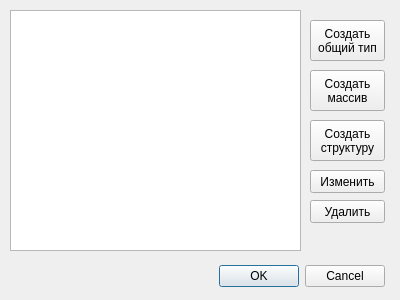
Old version of the form RC/qdatatypedialog.ui in the repository graf-abolmasov/PGraph.
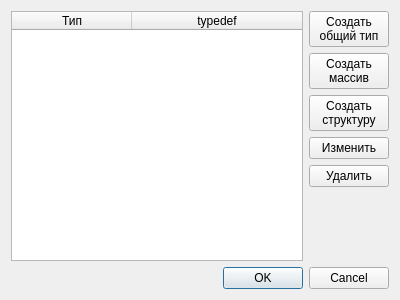
New version of the form. Icons and pictures are not drawn.

Commit message:
! Важное изменение алгоритма создания актора на основе базового модуля. ! Изменена структура БД: добавлено поле nev в таблицу databaz. Добавлены скрипты автоматического заполнения БД. ! Отредактированы все формы с использованием layouts везде, где необходимо.
* Исправлена ошибка при создании редактора массива.

The edit to the form file:
```diff
--- a/RC/qdatatypedialog.ui
+++ b/RC/qdatatypedialog.ui
@@ -18,8 +18,8 @@
   </property>
   <property name="maximumSize">
    <size>
-    <width>400</width>
-    <height>300</height>
+    <width>800</width>
+    <height>600</height>
    </size>
   </property>
   <property name="windowTitle">
@@ -29,31 +29,11 @@
    <iconset resource="resources.qrc">
     <normaloff>:/images/G.png</normaloff>:/images/G.png</iconset>
   </property>
-  <widget class="QDialogButtonBox" name="buttonBox">
-   <property name="geometry">
-    <rect>
-     <x>44</x>
-     <y>260</y>
-     <width>341</width>
-     <height>32</height>
-    </rect>
-   </property>
-   <property name="orientation">
-    <enum>Qt::Horizontal</enum>
-   </property>
-   <property name="standardButtons">
-    <set>QDialogButtonBox::Cancel|QDialogButtonBox::Ok</set>
-   </property>
-  </widget>
+  <layout class="QVBoxLayout" name="verticalLayout_2">
+   <item>
+    <layout class="QHBoxLayout" name="horizontalLayout">
+     <item>
   <widget class="QTableWidget" name="tableWidget">
-   <property name="geometry">
-    <rect>
-     <x>10</x>
-     <y>10</y>
-     <width>291</width>
-     <height>241</height>
-    </rect>
-   </property>
    <property name="focusPolicy">
     <enum>Qt::ClickFocus</enum>
    </property>
@@ -94,14 +74,17 @@
     <bool>false</bool>
    </property>
    <attribute name="horizontalHeaderVisible">
-    <bool>false</bool>
+        <bool>true</bool>
    </attribute>
    <attribute name="horizontalHeaderDefaultSectionSize">
-    <number>110</number>
+        <number>120</number>
    </attribute>
    <attribute name="horizontalHeaderHighlightSections">
     <bool>false</bool>
    </attribute>
+       <attribute name="horizontalHeaderStretchLastSection">
+        <bool>true</bool>
+       </attribute>
    <attribute name="verticalHeaderDefaultSectionSize">
     <number>22</number>
    </attribute>
@@ -116,15 +99,11 @@
     </property>
    </column>
   </widget>
+     </item>
+     <item>
+      <layout class="QVBoxLayout" name="verticalLayout">
+       <item>
   <widget class="QPushButton" name="pushButton">
-   <property name="geometry">
-    <rect>
-     <x>310</x>
-     <y>20</y>
-     <width>75</width>
-     <height>41</height>
-    </rect>
-   </property>
    <property name="layoutDirection">
     <enum>Qt::LeftToRight</enum>
    </property>
@@ -136,41 +115,9 @@
     <bool>false</bool>
    </property>
   </widget>
-  <widget class="QPushButton" name="pushButton_2">
-   <property name="geometry">
-    <rect>
-     <x>310</x>
-     <y>170</y>
-     <width>75</width>
-     <height>23</height>
-    </rect>
-   </property>
-   <property name="text">
-    <string>Изменить</string>
-   </property>
-  </widget>
-  <widget class="QPushButton" name="pushButton_3">
-   <property name="geometry">
-    <rect>
-     <x>310</x>
-     <y>200</y>
-     <width>75</width>
-     <height>23</height>
-    </rect>
-   </property>
-   <property name="text">
-    <string>Удалить</string>
-   </property>
-  </widget>
+       </item>
+       <item>
   <widget class="QPushButton" name="pushButton_4">
-   <property name="geometry">
-    <rect>
-     <x>310</x>
-     <y>70</y>
-     <width>75</width>
-     <height>41</height>
-    </rect>
-   </property>
    <property name="layoutDirection">
     <enum>Qt::LeftToRight</enum>
    </property>
@@ -182,15 +129,9 @@
     <bool>false</bool>
    </property>
   </widget>
+       </item>
+       <item>
   <widget class="QPushButton" name="pushButton_5">
-   <property name="geometry">
-    <rect>
-     <x>310</x>
-     <y>120</y>
-     <width>75</width>
-     <height>41</height>
-    </rect>
-   </property>
    <property name="layoutDirection">
     <enum>Qt::LeftToRight</enum>
    </property>
@@ -202,6 +143,49 @@
     <bool>false</bool>
    </property>
   </widget>
+       </item>
+       <item>
+        <widget class="QPushButton" name="pushButton_2">
+         <property name="text">
+          <string>Изменить</string>
+         </property>
+        </widget>
+       </item>
+       <item>
+        <widget class="QPushButton" name="pushButton_3">
+         <property name="text">
+          <string>Удалить</string>
+         </property>
+        </widget>
+       </item>
+       <item>
+        <spacer name="verticalSpacer">
+         <property name="orientation">
+          <enum>Qt::Vertical</enum>
+         </property>
+         <property name="sizeHint" stdset="0">
+          <size>
+           <width>20</width>
+           <height>40</height>
+          </size>
+         </property>
+        </spacer>
+       </item>
+      </layout>
+     </item>
+    </layout>
+   </item>
+   <item>
+    <widget class="QDialogButtonBox" name="buttonBox">
+     <property name="orientation">
+      <enum>Qt::Horizontal</enum>
+     </property>
+     <property name="standardButtons">
+      <set>QDialogButtonBox::Cancel|QDialogButtonBox::Ok</set>
+     </property>
+    </widget>
+   </item>
+  </layout>
  </widget>
  <resources>
   <include location="resources.qrc"/>
```
Lines whose indentation alone changed are shown as unchanged. The commit also changes 21 other files.
